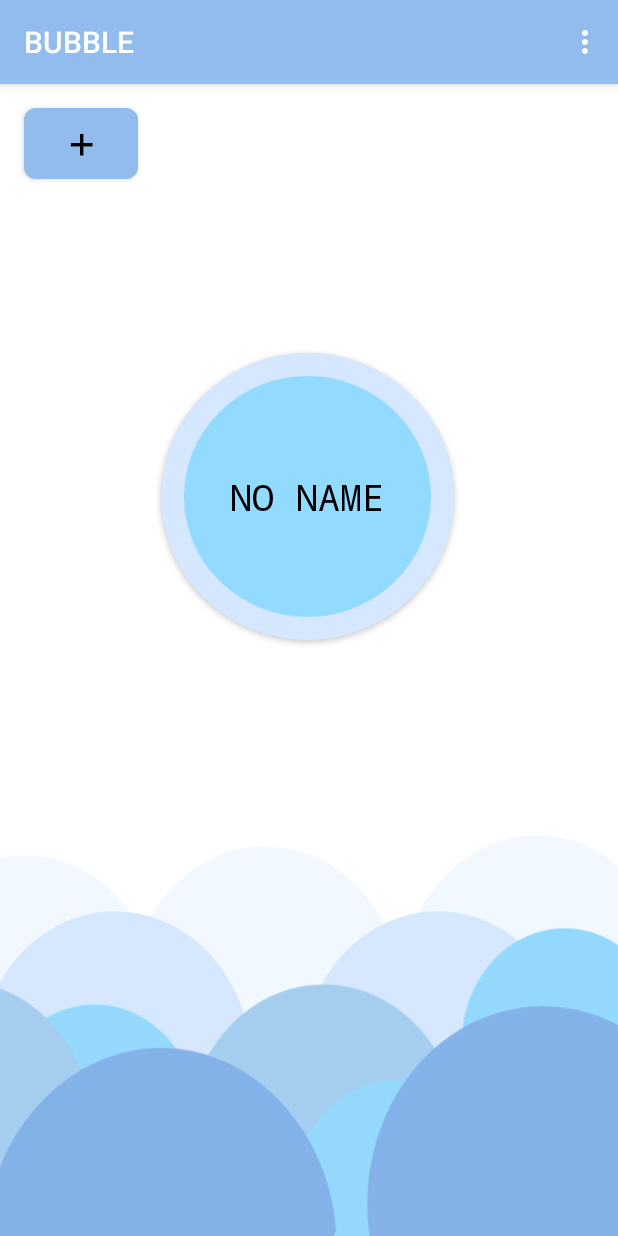
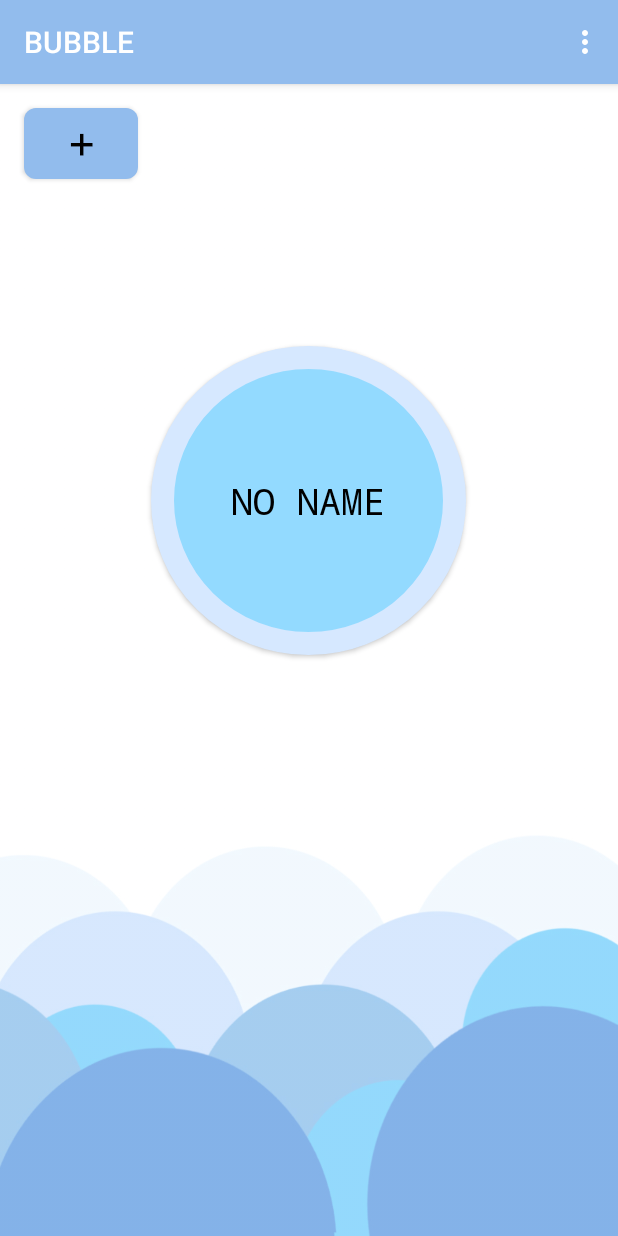
Before and after one commit to dianaleeg/BUBBLE, an Android app: the screen it shows after launch (MainActivity), on a phone screen of 412 x 824 dp. Run offline under Robolectric (Android 15) with nearby library versions, the phone set to English and light mode, and no system bars.

Commit message:
Little Sizing Changes
Nothing Much.

```diff
--- a/app/src/main/res/layout/activity_main.xml
+++ b/app/src/main/res/layout/activity_main.xml
@@ -36,20 +36,21 @@
 
     <Button
         android:id="@+id/nameLabel"
-        android:layout_width="195dp"
-        android:layout_height="191dp"
+        android:layout_width="210dp"
+        android:layout_height="206dp"
         android:layout_marginTop="8dp"
         android:background="@drawable/circle_button"
         android:fontFamily="monospace"
         android:onClick="showTracker1"
         android:text="Tracker 1"
+        android:textAlignment="center"
         android:textSize="24sp"
         app:layout_constraintBottom_toBottomOf="parent"
+        app:layout_constraintHorizontal_bias="0.497"
         app:layout_constraintLeft_toLeftOf="parent"
         app:layout_constraintRight_toRightOf="parent"
         app:layout_constraintTop_toTopOf="parent"
-        app:layout_constraintVertical_bias="0.301"
-        app:layout_constraintHorizontal_bias="0.495" />
+        app:layout_constraintVertical_bias="0.301" />
 
 
 
```
Also changed, not shown: 14 other files.
